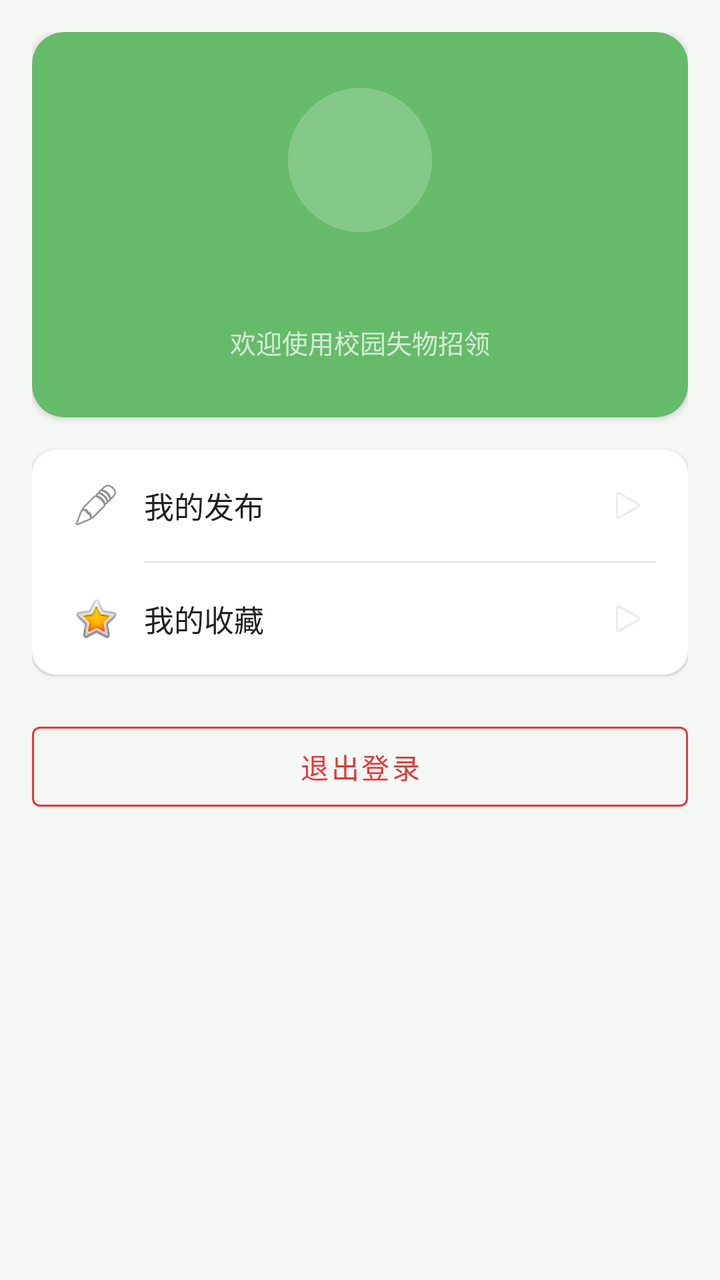
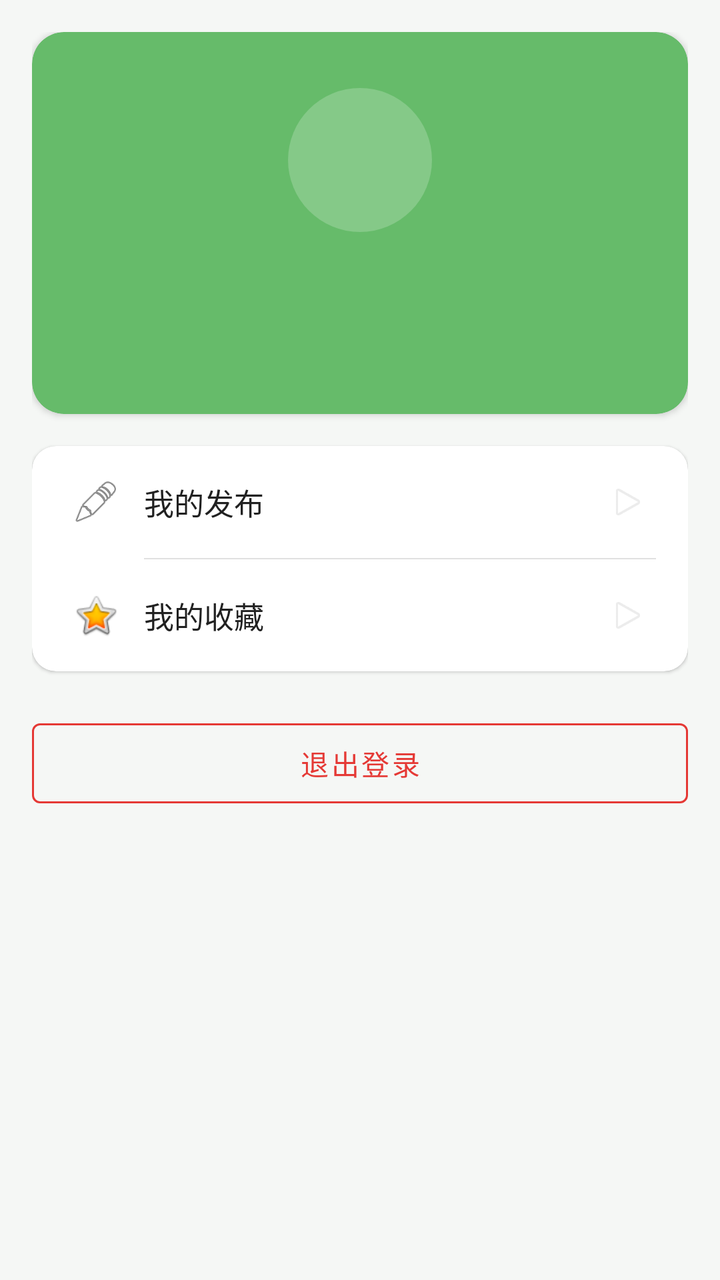

An Android layout rendered at two revisions. The XML below is the earlier revision; the diff shows what the commit changed to produce the second picture.
<!-- AndroidManifest.xml: application theme Theme.CampusLostFound -->
<!-- res/layout/fragment_profile.xml -->
<?xml version="1.0" encoding="utf-8"?>
<ScrollView xmlns:android="http://schemas.android.com/apk/res/android"
    xmlns:app="http://schemas.android.com/apk/res-auto"
    android:layout_width="match_parent"
    android:layout_height="match_parent"
    android:background="@color/gray_bg">

    <LinearLayout
        android:layout_width="match_parent"
        android:layout_height="wrap_content"
        android:orientation="vertical"
        android:padding="16dp">

        <com.google.android.material.card.MaterialCardView
            android:layout_width="match_parent"
            android:layout_height="wrap_content"
            android:layout_marginBottom="16dp"
            app:cardCornerRadius="16dp"
            app:cardElevation="2dp"
            app:cardBackgroundColor="@color/primary">

            <LinearLayout
                android:layout_width="match_parent"
                android:layout_height="wrap_content"
                android:orientation="vertical"
                android:padding="28dp"
                android:gravity="center">

                <View
                    android:layout_width="72dp"
                    android:layout_height="72dp"
                    android:background="@drawable/bg_avatar_circle" />

                <TextView
                    android:id="@+id/tvUsername"
                    android:layout_width="wrap_content"
                    android:layout_height="wrap_content"
                    android:textSize="22sp"
                    android:textColor="@color/white"
                    android:textStyle="bold"
                    android:layout_marginTop="12dp" />

                <TextView
                    android:layout_width="wrap_content"
                    android:layout_height="wrap_content"
                    android:text="欢迎使用校园失物招领"
                    android:textSize="13sp"
                    android:textColor="#B3FFFFFF"
                    android:layout_marginTop="4dp" />

            </LinearLayout>
        </com.google.android.material.card.MaterialCardView>

        <com.google.android.material.card.MaterialCardView
            android:layout_width="match_parent"
            android:layout_height="wrap_content"
            android:layout_marginBottom="12dp"
            app:cardCornerRadius="12dp"
            app:cardElevation="1dp"
            app:cardBackgroundColor="@color/card_white"
            app:strokeWidth="0dp">

            <LinearLayout
                android:layout_width="match_parent"
                android:layout_height="wrap_content"
                android:orientation="vertical">

                <LinearLayout
                    android:id="@+id/tvMyPublish"
                    android:layout_width="match_parent"
                    android:layout_height="56dp"
                    android:gravity="center_vertical"
                    android:paddingStart="20dp"
                    android:paddingEnd="20dp"
                    android:clickable="true"
                    android:focusable="true"
                    android:background="?attr/selectableItemBackground"
                    android:orientation="horizontal">

                    <ImageView
                        android:layout_width="24dp"
                        android:layout_height="24dp"
                        android:src="@android:drawable/ic_menu_edit"
                        android:contentDescription="publish" />

                    <TextView
                        android:layout_width="0dp"
                        android:layout_height="wrap_content"
                        android:layout_weight="1"
                        android:text="@string/my_publish"
                        android:textSize="15sp"
                        android:textColor="@color/text_primary"
                        android:layout_marginStart="12dp" />

                    <ImageView
                        android:layout_width="20dp"
                        android:layout_height="20dp"
                        android:src="@android:drawable/ic_media_play"
                        android:alpha="0.3"
                        android:contentDescription="arrow" />

                </LinearLayout>

                <View
                    android:layout_width="match_parent"
                    android:layout_height="0.5dp"
                    android:background="@color/divider"
                    android:layout_marginStart="56dp"
                    android:layout_marginEnd="16dp" />

                <LinearLayout
                    android:id="@+id/tvMyFavorite"
                    android:layout_width="match_parent"
                    android:layout_height="56dp"
                    android:gravity="center_vertical"
                    android:paddingStart="20dp"
                    android:paddingEnd="20dp"
                    android:clickable="true"
                    android:focusable="true"
                    android:background="?attr/selectableItemBackground"
                    android:orientation="horizontal">

                    <ImageView
                        android:layout_width="24dp"
                        android:layout_height="24dp"
                        android:src="@android:drawable/btn_star_big_on"
                        android:contentDescription="favorite" />

                    <TextView
                        android:layout_width="0dp"
                        android:layout_height="wrap_content"
                        android:layout_weight="1"
                        android:text="@string/my_favorite"
                        android:textSize="15sp"
                        android:textColor="@color/text_primary"
                        android:layout_marginStart="12dp" />

                    <ImageView
                        android:layout_width="20dp"
                        android:layout_height="20dp"
                        android:src="@android:drawable/ic_media_play"
                        android:alpha="0.3"
                        android:contentDescription="arrow" />

                </LinearLayout>

            </LinearLayout>
        </com.google.android.material.card.MaterialCardView>

        <com.google.android.material.button.MaterialButton
            android:id="@+id/btnLogout"
            style="@style/Widget.MaterialComponents.Button.OutlinedButton"
            android:layout_width="match_parent"
            android:layout_height="52dp"
            android:text="@string/logout"
            android:textColor="@color/red"
            android:layout_marginTop="8dp"
            app:strokeColor="@color/red" />

    </LinearLayout>
</ScrollView>
<!-- resources referenced by this layout -->
<resources>
  <color name="card_white">#FFFFFFFF</color>
  <color name="divider">#FFE0E0E0</color>
  <color name="gray_bg">#FFF5F7F5</color>
  <color name="primary">#FF66BB6A</color>
  <color name="red">#FFE53935</color>
  <color name="text_primary">#FF212121</color>
  <color name="white">#FFFFFFFF</color>
  <!-- drawable bg_avatar_circle (drawable) -->
  <?xml version="1.0" encoding="utf-8"?>
  <shape xmlns:android="http://schemas.android.com/apk/res/android"
      android:shape="oval">
      <solid android:color="#33FFFFFF" />
      <size android:width="72dp" android:height="72dp" />
  </shape>
  <string name="logout">退出登录</string>
  <string name="my_favorite">我的收藏</string>
  <string name="my_publish">我的发布</string>
  <style name="Theme.CampusLostFound" parent="Theme.MaterialComponents.Light.NoActionBar">
          <item name="colorPrimary">@color/primary</item>
          <item name="colorPrimaryDark">@color/primary_dark</item>
          <item name="colorAccent">@color/accent</item>
          <item name="android:statusBarColor">@color/primary_dark</item>
          <item name="android:navigationBarColor">@color/white</item>
          <item name="android:windowLightStatusBar">false</item>
          <item name="bottomNavigationStyle">@style/BottomNavStyle</item>
      </style>
  <color name="primary_dark">#FF43A047</color>
  <color name="accent">#FF81C784</color>
  <style name="BottomNavStyle" parent="Widget.MaterialComponents.BottomNavigationView">
          <item name="android:background">@color/card_white</item>
          <item name="itemTextColor">@color/text_secondary</item>
          <item name="itemIconTint">@color/text_secondary</item>
      </style>
  <color name="text_secondary">#FF757575</color>
</resources>

<!-- the commit's change to res/layout/fragment_profile.xml (unified diff, before → after) -->
@@ -41,9 +41,9 @@
                     android:layout_marginTop="12dp" />
 
                 <TextView
+                    android:id="@+id/tvStudentInfo"
                     android:layout_width="wrap_content"
                     android:layout_height="wrap_content"
-                    android:text="欢迎使用校园失物招领"
                     android:textSize="13sp"
                     android:textColor="#B3FFFFFF"
                     android:layout_marginTop="4dp" />
